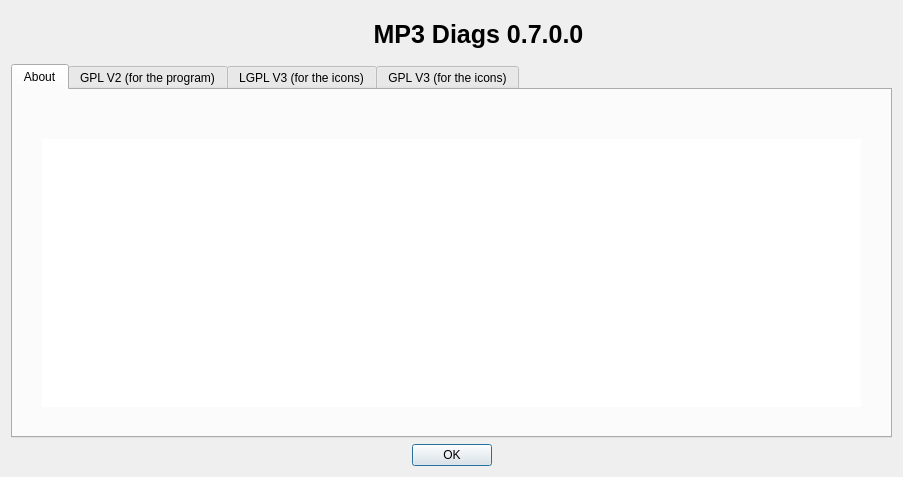
Old version of the form src/About.ui in the repository mciobanu/mp3diags.
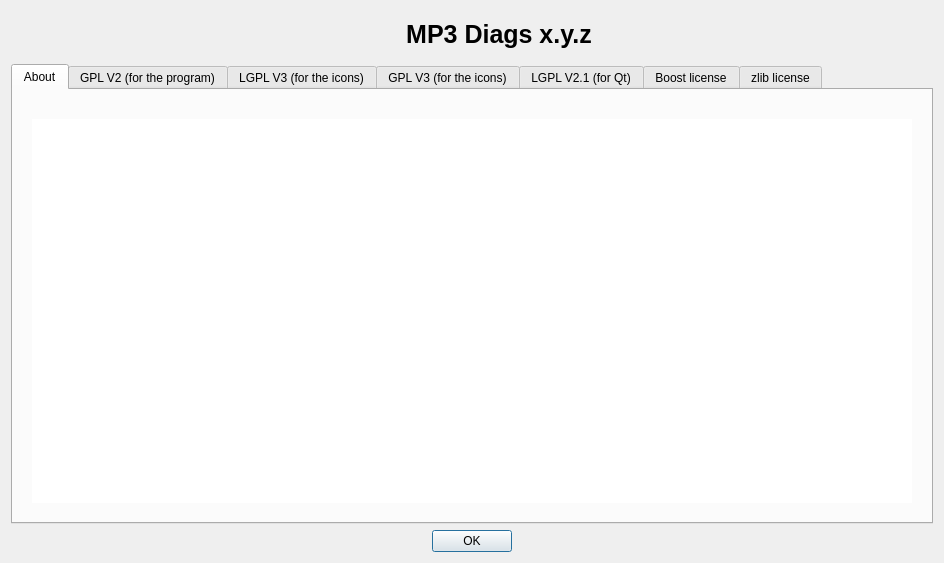
New version of the form. Icons and pictures are not drawn.

Commit message: 002 fixed aboutDlg, tracing, small fonts, misc

```diff
--- a/src/About.ui
+++ b/src/About.ui
@@ -5,8 +5,8 @@
    <rect>
     <x>0</x>
     <y>0</y>
-    <width>903</width>
-    <height>477</height>
+    <width>944</width>
+    <height>563</height>
    </rect>
   </property>
   <property name="windowTitle" >
@@ -52,7 +52,7 @@
          </font>
         </property>
         <property name="text" >
-         <string>MP3 Diags 0.7.0.0</string>
+         <string>MP3 Diags x.y.z</string>
         </property>
         <property name="alignment" >
          <set>Qt::AlignCenter</set>
@@ -76,16 +76,16 @@
         <widget class="QWidget" native="1" name="widget_2" >
          <layout class="QVBoxLayout" >
           <property name="leftMargin" >
-           <number>20</number>
+           <number>10</number>
           </property>
           <property name="topMargin" >
-           <number>40</number>
+           <number>20</number>
           </property>
           <property name="rightMargin" >
-           <number>20</number>
+           <number>10</number>
           </property>
           <property name="bottomMargin" >
-           <number>20</number>
+           <number>10</number>
           </property>
           <item>
            <widget class="QTextBrowser" name="m_pMainTextM" >
@@ -132,6 +132,36 @@
        </item>
       </layout>
      </widget>
+     <widget class="QWidget" name="tab_5" >
+      <attribute name="title" >
+       <string>LGPL V2.1 (for Qt)</string>
+      </attribute>
+      <layout class="QHBoxLayout" >
+       <item>
+        <widget class="QTextBrowser" name="m_pLgplV21M" />
+       </item>
+      </layout>
+     </widget>
+     <widget class="QWidget" name="tab_6" >
+      <attribute name="title" >
+       <string>Boost license</string>
+      </attribute>
+      <layout class="QHBoxLayout" >
+       <item>
+        <widget class="QTextBrowser" name="m_pBoostM" />
+       </item>
+      </layout>
+     </widget>
+     <widget class="QWidget" name="tab_7" >
+      <attribute name="title" >
+       <string>zlib license</string>
+      </attribute>
+      <layout class="QHBoxLayout" >
+       <item>
+        <widget class="QTextBrowser" name="m_pZlibM" />
+       </item>
+      </layout>
+     </widget>
     </widget>
    </item>
    <item>
```
The commit also changes 118 other files.
